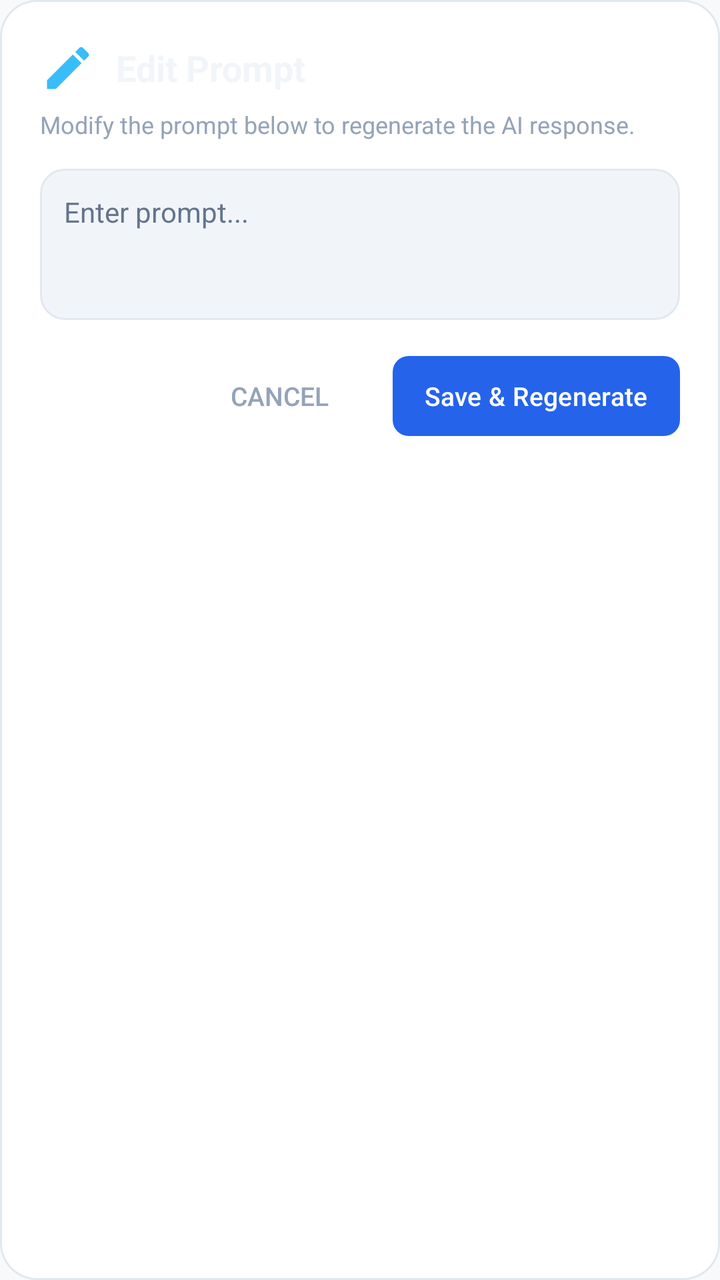
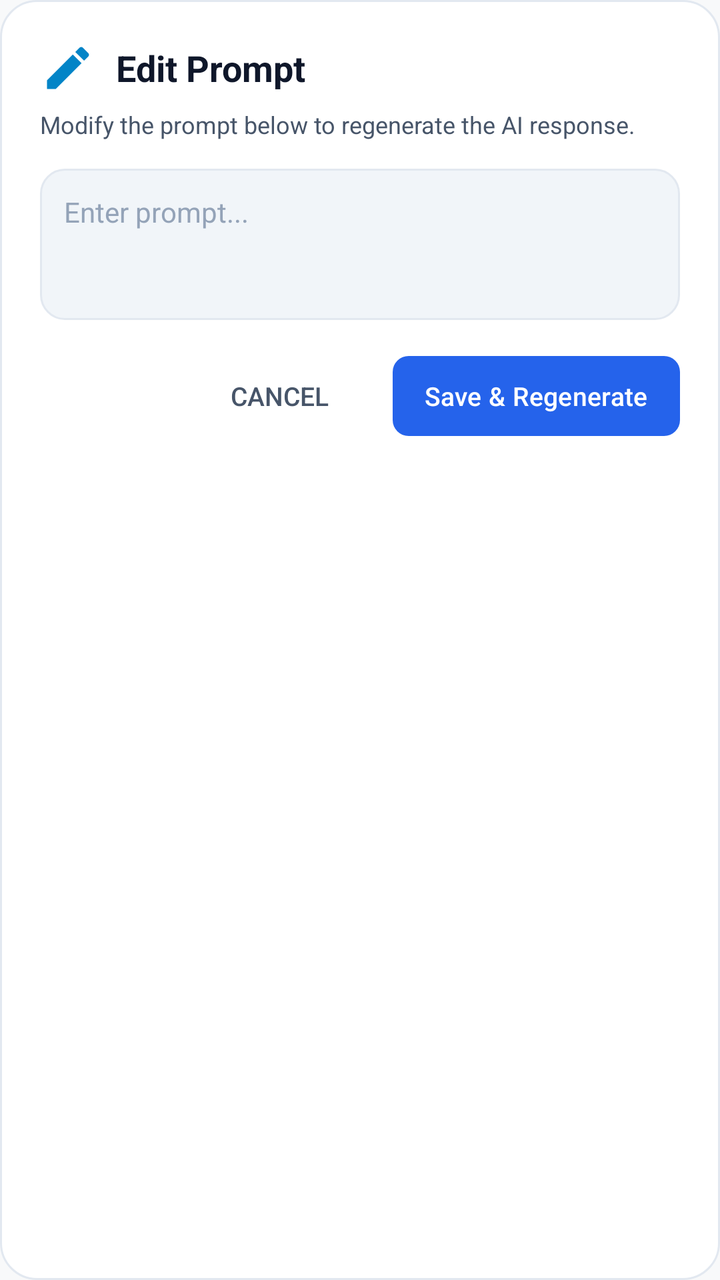

Screens rendered from an Android XML layout before and after an edit, with the pre-edit source and the edit as a unified diff.
<!-- AndroidManifest.xml: application theme Theme.DynamicEdgeAI -->
<!-- res/layout/dialog_edit_prompt.xml -->
<?xml version="1.0" encoding="utf-8"?>
<LinearLayout xmlns:android="http://schemas.android.com/apk/res/android"
    xmlns:app="http://schemas.android.com/apk/res-auto"
    android:layout_width="match_parent"
    android:layout_height="wrap_content"
    android:orientation="vertical"
    android:background="@drawable/dialog_background"
    android:padding="20dp">

    
    <LinearLayout
        android:layout_width="match_parent"
        android:layout_height="wrap_content"
        android:orientation="horizontal"
        android:gravity="center_vertical"
        android:layout_marginBottom="6dp">

        <ImageView
            android:id="@+id/dialogIcon"
            android:layout_width="28dp"
            android:layout_height="28dp"
            android:src="@drawable/ic_edit"
            app:tint="#38BDF8"
            android:layout_marginEnd="10dp" />

        <TextView
            android:id="@+id/dialogTitle"
            android:layout_width="wrap_content"
            android:layout_height="wrap_content"
            android:text="Edit Prompt"
            android:textSize="18sp"
            android:textStyle="bold"
            android:textColor="#F1F5F9" />
    </LinearLayout>

    <TextView
        android:id="@+id/dialogSubtitle"
        android:layout_width="match_parent"
        android:layout_height="wrap_content"
        android:text="Modify the prompt below to regenerate the AI response."
        android:textColor="#94A3B8"
        android:textSize="12sp"
        android:layout_marginBottom="14dp" />

    
    <LinearLayout
        android:layout_width="match_parent"
        android:layout_height="wrap_content"
        android:background="@drawable/bg_input_outline"
        android:orientation="vertical"
        android:padding="12dp">

        <EditText
            android:id="@+id/dialogEditInput"
            android:layout_width="match_parent"
            android:layout_height="wrap_content"
            android:minLines="3"
            android:maxLines="8"
            android:gravity="top|start"
            android:background="@null"
            android:hint="Enter prompt..."
            android:textColor="#F1F5F9"
            android:textColorHint="#64748B"
            android:textSize="14sp" />
    </LinearLayout>

    
    <LinearLayout
        android:layout_width="match_parent"
        android:layout_height="wrap_content"
        android:orientation="horizontal"
        android:gravity="end"
        android:layout_marginTop="18dp">

        <Button
            android:id="@+id/btnDialogCancel"
            style="?android:attr/borderlessButtonStyle"
            android:layout_width="wrap_content"
            android:layout_height="40dp"
            android:text="Cancel"
            android:textColor="#94A3B8"
            android:textSize="13sp"
            android:layout_marginEnd="8dp" />

        <Button
            android:id="@+id/btnDialogConfirm"
            android:layout_width="wrap_content"
            android:layout_height="40dp"
            android:text="Save &amp; Regenerate"
            android:background="@drawable/bg_btn_primary"
            android:textColor="#FFFFFF"
            android:textSize="13sp"
            android:paddingStart="16dp"
            android:paddingEnd="16dp" />
    </LinearLayout>
</LinearLayout>
<!-- resources referenced by this layout -->
<resources>
  <!-- drawable bg_btn_primary (drawable) -->
  <?xml version="1.0" encoding="utf-8"?>
  <shape xmlns:android="http://schemas.android.com/apk/res/android"
      android:shape="rectangle">
      <solid android:color="@color/accent_blue" />
      <corners android:radius="8dp" />
  </shape>
  <!-- drawable bg_input_outline (drawable) -->
  <?xml version="1.0" encoding="utf-8"?>
  <shape xmlns:android="http://schemas.android.com/apk/res/android"
      android:shape="rectangle">
      <solid android:color="@color/app_input_bg" />
      <stroke android:width="1dp" android:color="@color/app_input_outline" />
      <corners android:radius="12dp" />
  </shape>
  <!-- drawable dialog_background (drawable) -->
  <?xml version="1.0" encoding="utf-8"?>
  <shape xmlns:android="http://schemas.android.com/apk/res/android"
      android:shape="rectangle">
      <solid android:color="@color/app_surface" />
      <stroke android:width="1dp" android:color="@color/app_surface_outline" />
      <corners android:radius="18dp" />
  </shape>
  <!-- drawable ic_edit (drawable) -->
  <?xml version="1.0" encoding="utf-8"?>
  <vector xmlns:android="http://schemas.android.com/apk/res/android"
      android:width="24dp"
      android:height="24dp"
      android:viewportWidth="24"
      android:viewportHeight="24">
      <path
          android:fillColor="#666666"
          android:pathData="M3,17.25V21h3.75L17.81,9.94l-3.75,-3.75L3,17.25zM20.71,7.04c0.39,-0.39 0.39,-1.02 0,-1.41l-2.34,-2.34c-0.39,-0.39 -1.02,-0.39 -1.41,0l-1.83,1.83 3.75,3.75 1.83,-1.83z" />
  </vector>
  <style name="Theme.DynamicEdgeAI" parent="Theme.Material3.DayNight.NoActionBar">
          <item name="colorPrimary">@color/btn_blue</item>
          <item name="colorOnPrimary">@color/white</item>
          <item name="colorSecondary">@color/accent_blue</item>
          <item name="colorOnSecondary">@color/white</item>
          <item name="android:windowBackground">@color/app_bg</item>
          <item name="android:statusBarColor">@color/app_header_bg</item>
          <item name="android:navigationBarColor">@color/app_bg</item>
          <item name="android:windowLightStatusBar">true</item>
          <item name="android:windowLightNavigationBar">true</item>
  
          <item name="android:windowTranslucentStatus">false</item>
          <item name="android:windowTranslucentNavigation">false</item>
      </style>
  <color name="accent_blue">#0284C7</color>
  <color name="app_input_bg">#F1F5F9</color>
  <color name="app_input_outline">#E2E8F0</color>
  <color name="app_surface">#FFFFFF</color>
  <color name="app_surface_outline">#E2E8F0</color>
  <color name="btn_blue">#2563EB</color>
  <color name="white">#FFFFFFFF</color>
  <color name="app_bg">#F8F9FA</color>
  <color name="app_header_bg">#FFFFFF</color>
</resources>

<!-- the commit's change to res/layout/dialog_edit_prompt.xml (unified diff, before → after) -->
@@ -20,7 +20,7 @@
             android:layout_width="28dp"
             android:layout_height="28dp"
             android:src="@drawable/ic_edit"
-            app:tint="#38BDF8"
+            app:tint="@color/accent_blue"
             android:layout_marginEnd="10dp" />
 
         <TextView
@@ -30,7 +30,7 @@
             android:text="Edit Prompt"
             android:textSize="18sp"
             android:textStyle="bold"
-            android:textColor="#F1F5F9" />
+            android:textColor="@color/app_text_primary" />
     </LinearLayout>
 
     <TextView
@@ -38,7 +38,7 @@
         android:layout_width="match_parent"
         android:layout_height="wrap_content"
         android:text="Modify the prompt below to regenerate the AI response."
-        android:textColor="#94A3B8"
+        android:textColor="@color/app_text_secondary"
         android:textSize="12sp"
         android:layout_marginBottom="14dp" />
 
@@ -59,8 +59,8 @@
             android:gravity="top|start"
             android:background="@null"
             android:hint="Enter prompt..."
-            android:textColor="#F1F5F9"
-            android:textColorHint="#64748B"
+            android:textColor="@color/app_text_primary"
+            android:textColorHint="@color/app_text_muted"
             android:textSize="14sp" />
     </LinearLayout>
 
@@ -78,7 +78,7 @@
             android:layout_width="wrap_content"
             android:layout_height="40dp"
             android:text="Cancel"
-            android:textColor="#94A3B8"
+            android:textColor="@color/app_text_secondary"
             android:textSize="13sp"
             android:layout_marginEnd="8dp" />
 
@@ -88,7 +88,7 @@
             android:layout_height="40dp"
             android:text="Save &amp; Regenerate"
             android:background="@drawable/bg_btn_primary"
-            android:textColor="#FFFFFF"
+            android:textColor="@color/white"
             android:textSize="13sp"
             android:paddingStart="16dp"
             android:paddingEnd="16dp" />
<!-- resource entries referenced after the edit -->
@@ -49,6 +49,9 @@
           <item name="android:windowTranslucentNavigation">false</item>
       </style>
   <color name="accent_blue">#0284C7</color>
+  <color name="app_text_muted">#94A3B8</color>
+  <color name="app_text_primary">#0F172A</color>
+  <color name="app_text_secondary">#475569</color>
   <color name="app_input_bg">#F1F5F9</color>
   <color name="app_input_outline">#E2E8F0</color>
   <color name="app_surface">#FFFFFF</color>
